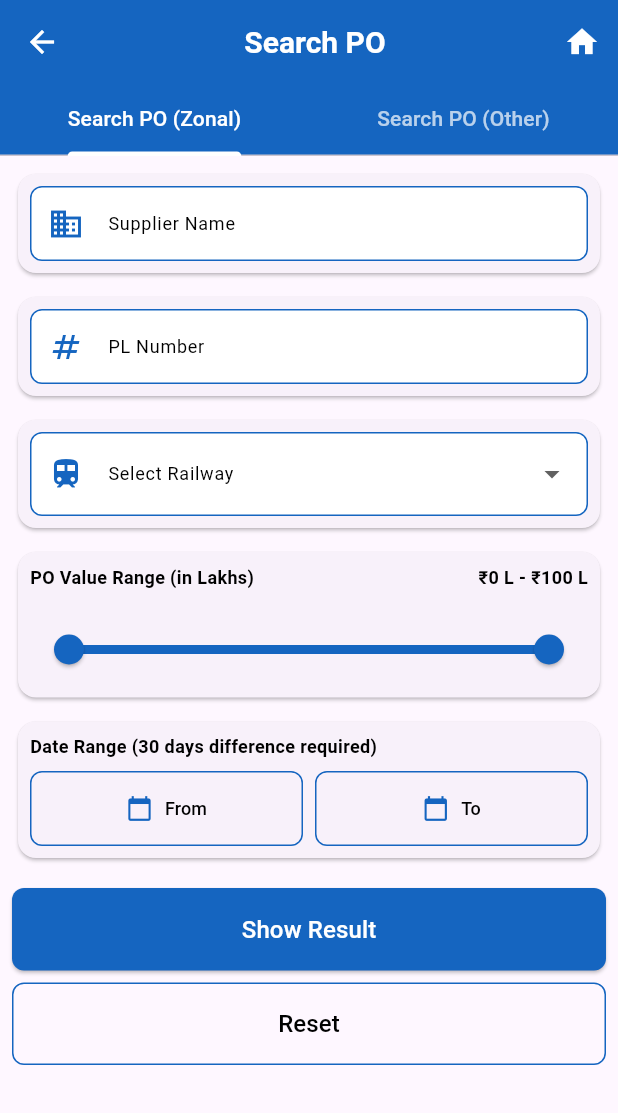
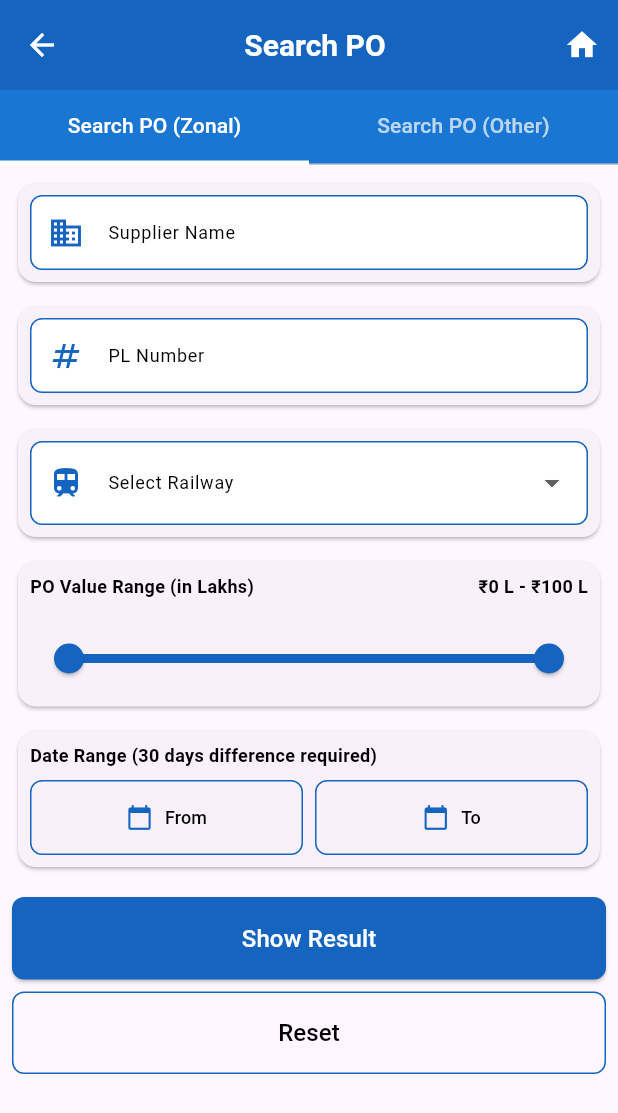
Before and after one commit to gajendrasingh05/ireps_training, a Flutter app: the POSearchScreen screen opened directly, on a phone screen of 412 x 824 dp. Shown: the top 1113 px of the screen. Run offline on Flutter 3.47's test engine with Material 3 defaults, Android fonts, the phone set to English and light mode, and no system bars; our stand-ins replace dropdown_search; Roboto replaces fonts that are missing (Gastie).

Commit message:
committed by Rishu - 24.02.2025 (Search PO Updated)

```diff
--- a/lib/searchpo.dart
+++ b/lib/searchpo.dart
@@ -1,3 +1,4 @@
+
 import 'package:flutter/material.dart';
 
 void main() {
@@ -38,7 +39,6 @@ class POSearchScreenState extends State<POSearchScreen> with SingleTickerProvide
   final TextEditingController _plNoController = TextEditingController();
   DateTime? _startDate;
   DateTime? _endDate;
-  // Initialize with default values
   double _minValue = 0;
   double _maxValue = 100;
 
@@ -350,7 +350,13 @@ class POSearchScreenState extends State<POSearchScreen> with SingleTickerProvide
   @override
   Widget build(BuildContext context) {
     return Scaffold(
-      appBar: AppBar(
+      appBar: PreferredSize(
+        preferredSize: const Size.fromHeight(110), // Increased height to accommodate both bars
+        child: Column(
+          children: [
+            // Main AppBar
+            AppBar(
+              toolbarHeight: 60, // Increased height for main AppBar
               leading: IconButton(
                 icon: const Icon(Icons.arrow_back, color: Colors.white),
                 onPressed: () {
@@ -360,7 +366,11 @@ class POSearchScreenState extends State<POSearchScreen> with SingleTickerProvide
               title: const Center(
                 child: Text(
                   'Search PO',
-            style: TextStyle(color: Colors.white, fontSize: 20, fontWeight: FontWeight.bold),
+                  style: TextStyle(
+                    color: Colors.white,
+                    fontSize: 20,
+                    fontWeight: FontWeight.bold,
+                  ),
                 ),
               ),
               actions: [
@@ -372,16 +382,35 @@ class POSearchScreenState extends State<POSearchScreen> with SingleTickerProvide
                 ),
               ],
               backgroundColor: Colors.blue.shade800,
-        bottom: TabBar(
+            ),
+            // Separate TabBar with lighter color
+            Container(
+              height: 50, // Fixed height for TabBar
+              color: Colors.blue.shade700, // Lighter blue color
+              child: TabBar(
                 controller: _tabController,
                 tabs: const [
-            Tab(text: 'Search PO (Zonal)'),
-            Tab(text: 'Search PO (Other)'),
+                  Tab(
+                    child: Text(
+                      'Search PO (Zonal)',
+                      style: TextStyle(fontSize: 14),
+                    ),
+                  ),
+                  Tab(
+                    child: Text(
+                      'Search PO (Other)',
+                      style: TextStyle(fontSize: 14),
+                    ),
+                  ),
                 ],
                 labelColor: Colors.white,
                 unselectedLabelColor: Colors.white70,
                 indicatorColor: Colors.white,
-          labelStyle: const TextStyle(fontSize: 14),
+                indicatorWeight: 3,
+                indicatorSize: TabBarIndicatorSize.tab,
+              ),
+            ),
+          ],
         ),
       ),
       body: TabBarView(
@@ -439,7 +468,7 @@ class POSearchScreenState extends State<POSearchScreen> with SingleTickerProvide
                     onPressed: _resetForm,
                     style: OutlinedButton.styleFrom(
                       foregroundColor: Colors.black,
-                      padding: const EdgeInsets.symmetric(vertical: 16),
+                      padding : const EdgeInsets.symmetric(vertical: 16),
                       side: BorderSide(color: Colors.blue.shade800),
                       shape: RoundedRectangleBorder(
                         borderRadius: BorderRadius.circular(8),
```
Lines whose indentation alone changed are shown as unchanged.
